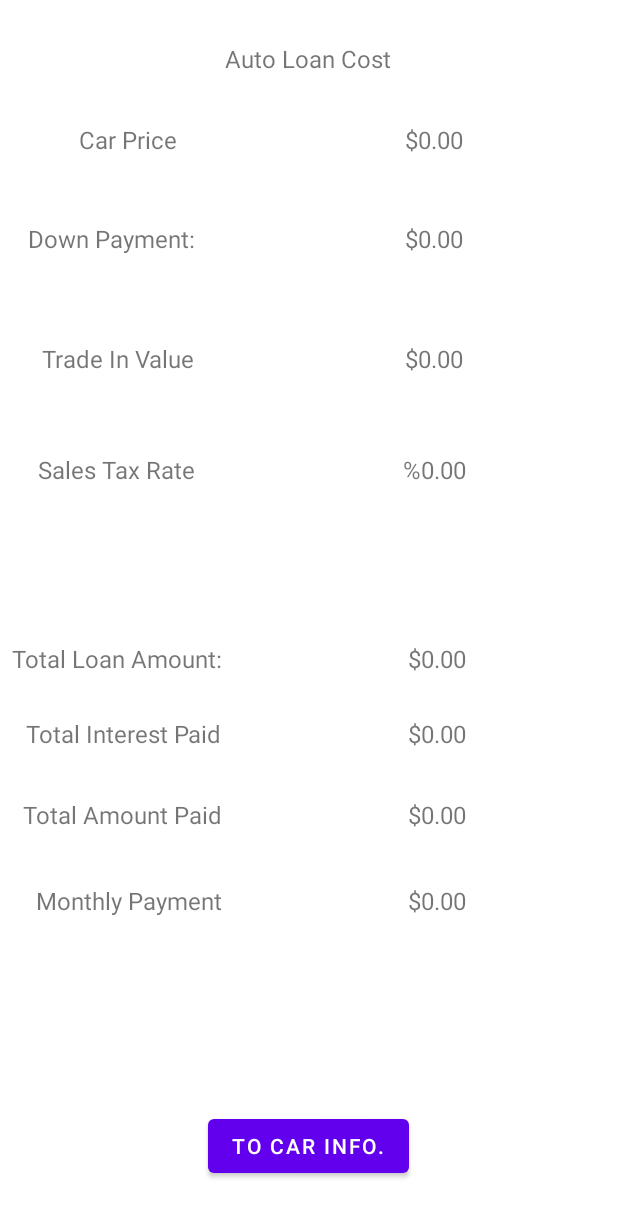
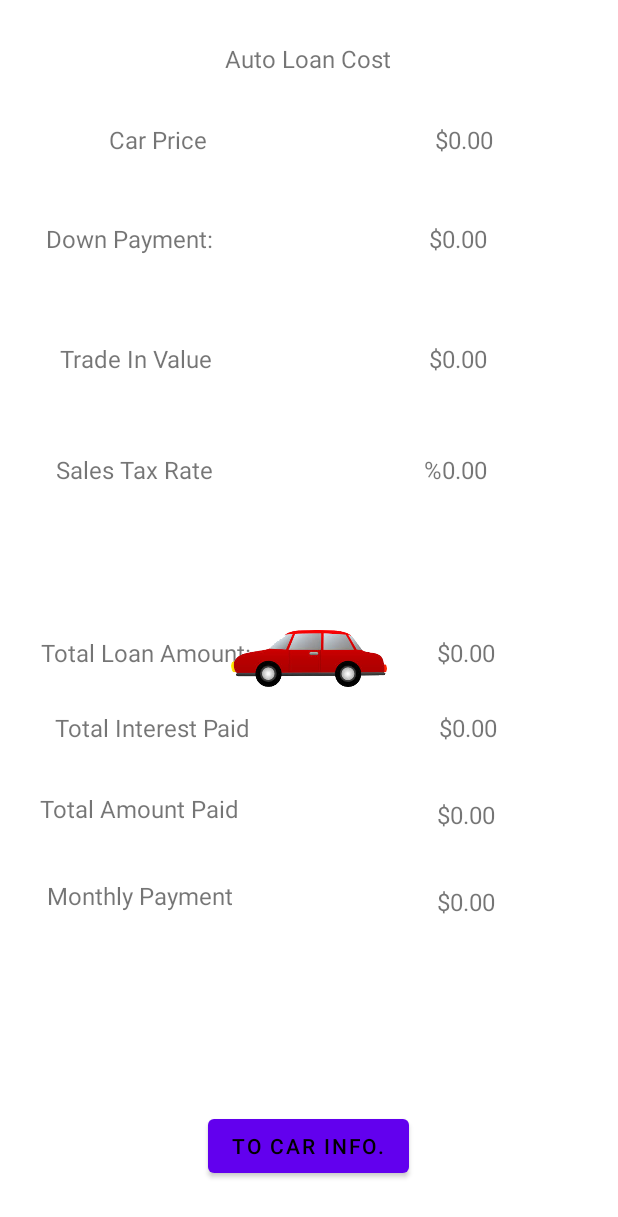
Before and after one commit to ThompsonSeamus/auto-loans-whao, an Android app: the layout activity_loan_report.xml on its own in the app's theme, with its tools: preview values and no code run, on a phone screen of 412 x 824 dp. Shown: the top 1217 px of the screen. Run offline under Robolectric (Android 15) with nearby library versions, the phone set to English and light mode, and no system bars.

Commit message:
Layouts Done TODO Make Look Pretty

```diff
--- a/app/src/main/java/com/example/autoloanswhao/MainActivity.java
+++ b/app/src/main/java/com/example/autoloanswhao/MainActivity.java
@@ -52,9 +52,15 @@ public class MainActivity extends AppCompatActivity {
             double annualPercentage = Double.valueOf(tilAnnualPercentage.getText().toString());
             double salesTaxRate = Double.valueOf(tilSalesTaxRate.getText().toString());
 
+            if(price <= downPayment || price <= tradeInValue){
+                Toast.makeText(this, "You've Paid For Your Car", Toast.LENGTH_SHORT).show();
+            }
+
             AutoLoan loan = new AutoLoan(price, downPayment, tradeInValue, length, annualPercentage, salesTaxRate);
 
+
             Intent intent = new Intent(this, LoanReportActivity.class);
+            intent.putExtra("loan0",loan);
             startActivity(intent);
         }
         catch (Exception e){
--- a/app/src/main/res/layout/activity_loan_report.xml
+++ b/app/src/main/res/layout/activity_loan_report.xml
@@ -35,21 +35,11 @@
         android:layout_width="wrap_content"
         android:layout_height="wrap_content"
         android:layout_marginTop="32dp"
-        android:layout_marginEnd="32dp"
+        android:layout_marginEnd="12dp"
         android:text="@string/carPrice"
         android:textSize="16sp"
         app:layout_constraintEnd_toStartOf="@+id/autoLoans"
         app:layout_constraintTop_toBottomOf="@+id/autoLoans" />
-
-    <TextView
-        android:id="@+id/tradeInValue"
-        android:layout_width="wrap_content"
-        android:layout_height="wrap_content"
-        android:layout_marginTop="124dp"
-        android:text="@string/trade_in_value"
-        android:textSize="16sp"
-        app:layout_constraintEnd_toEndOf="@+id/downPayment"
-        app:layout_constraintTop_toBottomOf="@+id/carPrice" />
 
     <TextView
         android:id="@+id/salesTax"
@@ -61,23 +51,17 @@
         app:layout_constraintEnd_toEndOf="@+id/tradeInValue"
         app:layout_constraintTop_toBottomOf="@+id/tradeInValue" />
 
-    <androidx.constraintlayout.widget.Guideline
-        android:id="@+id/guideline2"
+    <TextView
+        android:id="@+id/foundTradeInValue"
         android:layout_width="wrap_content"
         android:layout_height="wrap_content"
-        android:orientation="horizontal"
-        app:layout_constraintGuide_begin="352dp" />
-
-    <TextView
-        android:id="@+id/totalLoanAmount"
-        android:layout_width="wrap_content"
-        android:layout_height="wrap_content"
-        android:layout_marginTop="104dp"
-        android:text="@string/total_loan_amount_fixed"
+        android:layout_marginStart="140dp"
+        android:text="@string/zero"
         android:textSize="16sp"
-        app:layout_constraintEnd_toEndOf="@+id/salesTax"
-        app:layout_constraintStart_toStartOf="@+id/salesTax"
-        app:layout_constraintTop_toBottomOf="@+id/salesTax" />
+        app:layout_constraintEnd_toEndOf="@+id/foundDownPayment"
+        app:layout_constraintHorizontal_bias="1.0"
+        app:layout_constraintStart_toEndOf="@+id/tradeInValue"
+        app:layout_constraintTop_toTopOf="@+id/tradeInValue" />
 
     <TextView
         android:id="@+id/totalInterestPaid"
@@ -92,15 +76,16 @@
         app:layout_constraintTop_toBottomOf="@+id/totalLoanAmount" />
 
     <TextView
-        android:id="@+id/downPayment"
+        android:id="@+id/foundSalesTax"
         android:layout_width="wrap_content"
         android:layout_height="wrap_content"
-        android:layout_marginTop="44dp"
-        android:layout_marginEnd="20dp"
-        android:text="@string/downpayment"
+        android:layout_marginStart="140dp"
+        android:text="@string/mod_zero"
         android:textSize="16sp"
-        app:layout_constraintEnd_toStartOf="@+id/autoLoans"
-        app:layout_constraintTop_toBottomOf="@+id/carPrice" />
+        app:layout_constraintEnd_toEndOf="@+id/foundTradeInValue"
+        app:layout_constraintHorizontal_bias="1.0"
+        app:layout_constraintStart_toEndOf="@+id/salesTax"
+        app:layout_constraintTop_toTopOf="@+id/salesTax" />
 
     <TextView
         android:id="@+id/foundCarPrice"
@@ -111,6 +96,75 @@
         android:textSize="16sp"
         app:layout_constraintStart_toEndOf="@+id/carPrice"
         app:layout_constraintTop_toTopOf="@+id/carPrice" />
+
+    <TextView
+        android:id="@+id/foundTotalAmount"
+        android:layout_width="wrap_content"
+        android:layout_height="wrap_content"
+        android:layout_marginStart="132dp"
+        android:layout_marginTop="4dp"
+        android:text="@string/zero"
+        android:textSize="16sp"
+        app:layout_constraintStart_toEndOf="@+id/textTotalAmount"
+        app:layout_constraintTop_toTopOf="@+id/textTotalAmount" />
+
+    <TextView
+        android:id="@+id/totalLoanAmount"
+        android:layout_width="wrap_content"
+        android:layout_height="wrap_content"
+        android:layout_marginTop="100dp"
+        android:text="@string/total_loan_amount_fixed"
+        android:textSize="16sp"
+        app:layout_constraintEnd_toEndOf="@+id/salesTax"
+        app:layout_constraintHorizontal_bias="0.285"
+        app:layout_constraintStart_toStartOf="@+id/salesTax"
+        app:layout_constraintTop_toBottomOf="@+id/salesTax" />
+
+    <TextView
+        android:id="@+id/textTotalAmount"
+        android:layout_width="wrap_content"
+        android:layout_height="wrap_content"
+        android:layout_marginTop="32dp"
+        android:layout_marginEnd="8dp"
+        android:text="@string/found_total_amount"
+        android:textSize="16sp"
+        app:layout_constraintEnd_toEndOf="@+id/totalInterestPaid"
+        app:layout_constraintTop_toBottomOf="@+id/totalInterestPaid" />
+
+    <TextView
+        android:id="@+id/foundMonthlyPayment"
+        android:layout_width="wrap_content"
+        android:layout_height="wrap_content"
+        android:layout_marginStart="136dp"
+        android:layout_marginTop="4dp"
+        android:text="@string/zero"
+        android:textSize="16sp"
+        app:layout_constraintStart_toEndOf="@+id/textMonthPayment"
+        app:layout_constraintTop_toTopOf="@+id/textMonthPayment" />
+
+    <TextView
+        android:id="@+id/foundTotalInterestPaid"
+        android:layout_width="wrap_content"
+        android:layout_height="wrap_content"
+        android:layout_marginStart="128dp"
+        android:text="@string/zero"
+        android:textSize="16sp"
+        app:layout_constraintEnd_toEndOf="@+id/foundTotalLoan"
+        app:layout_constraintHorizontal_bias="0.8"
+        app:layout_constraintStart_toEndOf="@+id/totalInterestPaid"
+        app:layout_constraintTop_toTopOf="@+id/totalInterestPaid" />
+
+    <TextView
+        android:id="@+id/foundTotalLoan"
+        android:layout_width="wrap_content"
+        android:layout_height="wrap_content"
+        android:layout_marginStart="124dp"
+        android:text="@string/zero"
+        android:textSize="16sp"
+        app:layout_constraintEnd_toEndOf="@+id/foundSalesTax"
+        app:layout_constraintHorizontal_bias="0.0"
+        app:layout_constraintStart_toEndOf="@+id/totalLoanAmount"
+        app:layout_constraintTop_toTopOf="@+id/totalLoanAmount" />
 
     <TextView
         android:id="@+id/foundDownPayment"
@@ -124,88 +178,53 @@
         app:layout_constraintTop_toTopOf="@+id/downPayment" />
 
     <TextView
-        android:id="@+id/foundTradeInValue"
+        android:id="@+id/downPayment"
         android:layout_width="wrap_content"
         android:layout_height="wrap_content"
-        android:layout_marginStart="140dp"
-        android:text="@string/zero"
+        android:layout_marginTop="44dp"
+        android:layout_marginEnd="8dp"
+        android:text="@string/downpayment"
         android:textSize="16sp"
-        app:layout_constraintEnd_toEndOf="@+id/foundDownPayment"
-        app:layout_constraintStart_toEndOf="@+id/tradeInValue"
-        app:layout_constraintTop_toTopOf="@+id/tradeInValue" />
-
-    <TextView
-        android:id="@+id/foundSalesTax"
-        android:layout_width="wrap_content"
-        android:layout_height="wrap_content"
-        android:layout_marginStart="140dp"
-        android:text="@string/mod_zero"
-        android:textSize="16sp"
-        app:layout_constraintEnd_toEndOf="@+id/foundTradeInValue"
-        app:layout_constraintStart_toEndOf="@+id/salesTax"
-        app:layout_constraintTop_toTopOf="@+id/salesTax" />
-
-    <TextView
-        android:id="@+id/foundTotalLoan"
-        android:layout_width="wrap_content"
-        android:layout_height="wrap_content"
-        android:layout_marginStart="124dp"
-        android:text="@string/zero"
-        android:textSize="16sp"
-        app:layout_constraintEnd_toEndOf="@+id/foundSalesTax"
-        app:layout_constraintStart_toEndOf="@+id/totalLoanAmount"
-        app:layout_constraintTop_toTopOf="@+id/totalLoanAmount" />
-
-    <TextView
-        android:id="@+id/foundTotalInterestPaid"
-        android:layout_width="wrap_content"
-        android:layout_height="wrap_content"
-        android:layout_marginStart="128dp"
-        android:text="@string/zero"
-        android:textSize="16sp"
-        app:layout_constraintEnd_toEndOf="@+id/foundTotalLoan"
-        app:layout_constraintHorizontal_bias="1.0"
-        app:layout_constraintStart_toEndOf="@+id/totalInterestPaid"
-        app:layout_constraintTop_toTopOf="@+id/totalInterestPaid" />
-
-    <TextView
-        android:id="@+id/textTotalAmount"
-        android:layout_width="wrap_content"
-        android:layout_height="wrap_content"
-        android:layout_marginTop="32dp"
-        android:text="@string/found_total_amount"
-        android:textSize="16sp"
-        app:layout_constraintEnd_toEndOf="@+id/totalInterestPaid"
-        app:layout_constraintTop_toBottomOf="@+id/totalInterestPaid" />
+        app:layout_constraintEnd_toStartOf="@+id/autoLoans"
+        app:layout_constraintTop_toBottomOf="@+id/carPrice" />
 
     <TextView
         android:id="@+id/textMonthPayment"
         android:layout_width="wrap_content"
         android:layout_height="wrap_content"
-        android:layout_marginTop="35dp"
+        android:layout_marginTop="36dp"
+        android:layout_marginEnd="4dp"
         android:text="@string/month_payment_text"
         android:textSize="16sp"
         app:layout_constraintEnd_toEndOf="@+id/textTotalAmount"
         app:layout_constraintTop_toBottomOf="@+id/textTotalAmount" />
 
     <TextView
-        android:id="@+id/foundTotalAmount"
+        android:id="@+id/tradeInValue"
         android:layout_width="wrap_content"
         android:layout_height="wrap_content"
-        android:layout_marginStart="124dp"
-        android:text="@string/zero"
+        android:layout_marginTop="124dp"
+        android:text="@string/trade_in_value"
         android:textSize="16sp"
-        app:layout_constraintStart_toEndOf="@+id/textTotalAmount"
-        app:layout_constraintTop_toTopOf="@+id/textTotalAmount" />
+        app:layout_constraintEnd_toEndOf="@+id/downPayment"
+        app:layout_constraintTop_toBottomOf="@+id/carPrice" />
 
-    <TextView
-        android:id="@+id/foundMonthlyPayment"
+    <androidx.constraintlayout.widget.Guideline
+        android:id="@+id/guideline2"
         android:layout_width="wrap_content"
         android:layout_height="wrap_content"
-        android:layout_marginStart="124dp"
-        android:text="@string/zero"
-        android:textSize="16sp"
-        app:layout_constraintStart_toEndOf="@+id/textMonthPayment"
-        app:layout_constraintTop_toTopOf="@+id/textMonthPayment" />
+        android:orientation="horizontal"
+        app:layout_constraintGuide_begin="352dp" />
+
+    <ImageView
+        android:id="@+id/imageView"
+        android:layout_width="173dp"
+        android:layout_height="38dp"
+        app:layout_constraintBottom_toTopOf="@+id/carInfo"
+        app:layout_constraintEnd_toEndOf="parent"
+        app:layout_constraintStart_toStartOf="parent"
+        app:layout_constraintTop_toBottomOf="@+id/autoLoans"
+        app:layout_constraintVertical_bias="0.567"
+        app:srcCompat="@drawable/carbetter" />
 
 </androidx.constraintlayout.widget.ConstraintLayout>
--- a/app/src/main/res/values/themes.xml
+++ b/app/src/main/res/values/themes.xml
@@ -4,7 +4,7 @@
         <!-- Primary brand color. -->
         <item name="colorPrimary">@color/purple_500</item>
         <item name="colorPrimaryVariant">@color/purple_700</item>
-        <item name="colorOnPrimary">@color/white</item>
+        <item name="colorOnPrimary">@color/black</item>
         <!-- Secondary brand color. -->
         <item name="colorSecondary">@color/teal_200</item>
         <item name="colorSecondaryVariant">@color/teal_700</item>
```
Also changed, not shown: app/src/main/java/com/example/autoloanswhao/AutoLoan.java (+101 -2 lines), app/src/main/java/com/example/autoloanswhao/LoanReportActivity.java (+18 -1 lines), app/src/main/res/drawable/car.jpg (added), app/src/main/res/drawable/carbetter.png (added).
